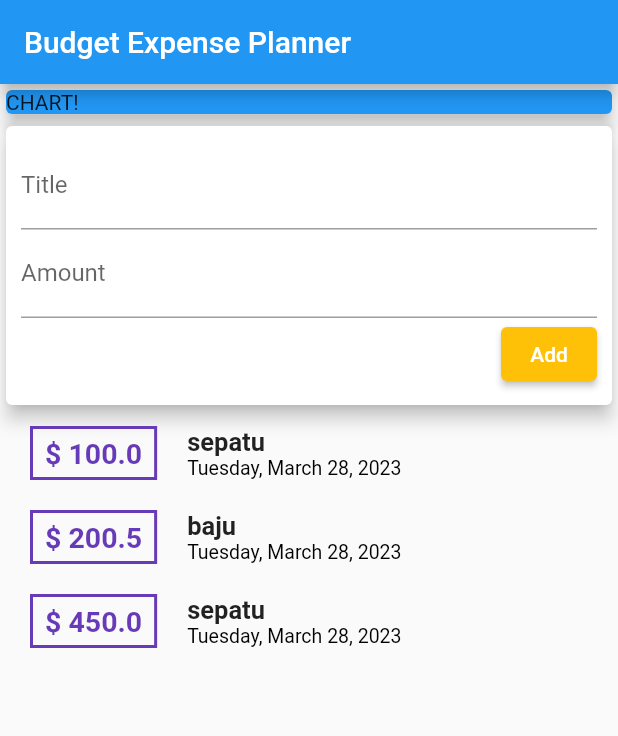
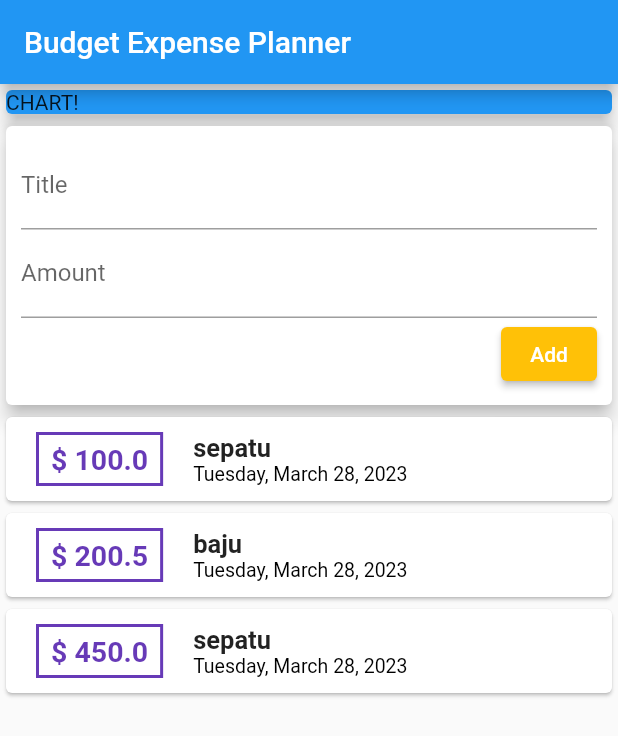
Before and after one commit to EmpalGentong/Expense-Planner_Flutter-Mobile, a Flutter app: the screen it shows after launch, on a phone screen of 412 x 824 dp. Shown: the top 736 px of the screen. Run offline on Flutter 3.47's test engine with Material 2 defaults, Android fonts, the phone set to English and light mode, and no system bars.

Commit message:
add scrollable list of transaction

```diff
--- a/lib/widgets/new_transaction.dart
+++ b/lib/widgets/new_transaction.dart
@@ -2,7 +2,7 @@ import 'package:flutter/material.dart';
 
 class NewTransaction extends StatelessWidget {
   final Function addTx;
-  NewTransaction(this.addTx);
+  NewTransaction(this.addTx, {super.key});
 
   final titleController = TextEditingController();
   final amountController = TextEditingController();
@@ -12,16 +12,16 @@ class NewTransaction extends StatelessWidget {
     return Card(
         elevation: 5,
         child: Container(
-          padding: EdgeInsets.all(10),
+          padding: const EdgeInsets.all(10),
           child: Column(
             crossAxisAlignment: CrossAxisAlignment.end,
             children: <Widget>[
               TextField(
-                decoration: InputDecoration(labelText: 'Title'),
+                decoration: const InputDecoration(labelText: 'Title'),
                 controller: titleController,
               ),
               TextField(
-                decoration: InputDecoration(labelText: 'Amount'),
+                decoration: const InputDecoration(labelText: 'Amount'),
                 controller: amountController,
               ),
               ElevatedButton(
@@ -30,7 +30,7 @@ class NewTransaction extends StatelessWidget {
                       double.parse(amountController.text));
                 },
                 style: ElevatedButton.styleFrom(backgroundColor: Colors.amber),
-                child: Text('Add'),
+                child: const Text('Add'),
               )
             ],
           ),
--- a/lib/widgets/transaction_list.dart
+++ b/lib/widgets/transaction_list.dart
@@ -6,20 +6,23 @@ import 'package:intl/intl.dart';
 
 class TransactionList extends StatelessWidget {
   final List<Transaction> transaction;
-  TransactionList(this.transaction);
+  const TransactionList(this.transaction, {super.key});
 
   @override
   Widget build(BuildContext context) {
-    return Column(
-      children: transaction.map((tx) {
-        return Row(
+    return SizedBox(
+      height: 300,
+      child: ListView.builder(
+        itemBuilder: (ctx, index) {
+          return Card(
+            child: Row(
               children: [
                 Container(
                   margin: EdgeInsets.symmetric(vertical: 10, horizontal: 20),
                   padding: EdgeInsets.symmetric(vertical: 5, horizontal: 8),
                   decoration: BoxDecoration(
                       border: Border.all(color: Colors.deepPurple, width: 2)),
-              child: Text("\$ ${tx.amount}",
+                  child: Text("\$ ${transaction[index].amount}",
                       style: TextStyle(
                           fontWeight: FontWeight.bold,
                           fontSize: 19,
@@ -29,18 +32,22 @@ class TransactionList extends StatelessWidget {
                   crossAxisAlignment: CrossAxisAlignment.start,
                   children: [
                     Text(
-                  tx.title,
-                  style: TextStyle(fontWeight: FontWeight.bold, fontSize: 17),
+                      transaction[index].title,
+                      style:
+                          TextStyle(fontWeight: FontWeight.bold, fontSize: 17),
                     ),
                     Text(
-                  DateFormat.yMMMMEEEEd().format(tx.date),
+                      DateFormat.yMMMMEEEEd().format(transaction[index].date),
                       style: TextStyle(fontSize: 13, color: Colors.black),
                     )
                   ],
                 )
               ],
+            ),
           );
-      }).toList(),
+        },
+        itemCount: transaction.length,
+      ),
     );
   }
 }
```
Lines whose indentation alone changed are shown as unchanged.
